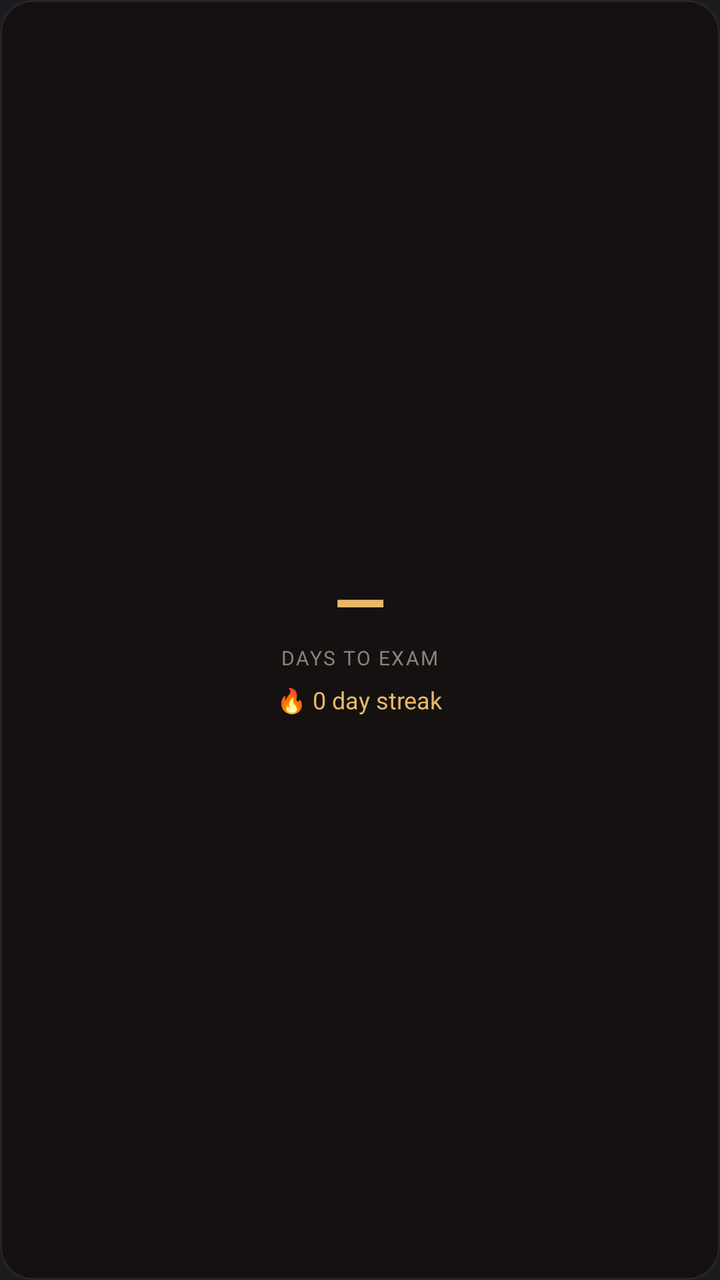
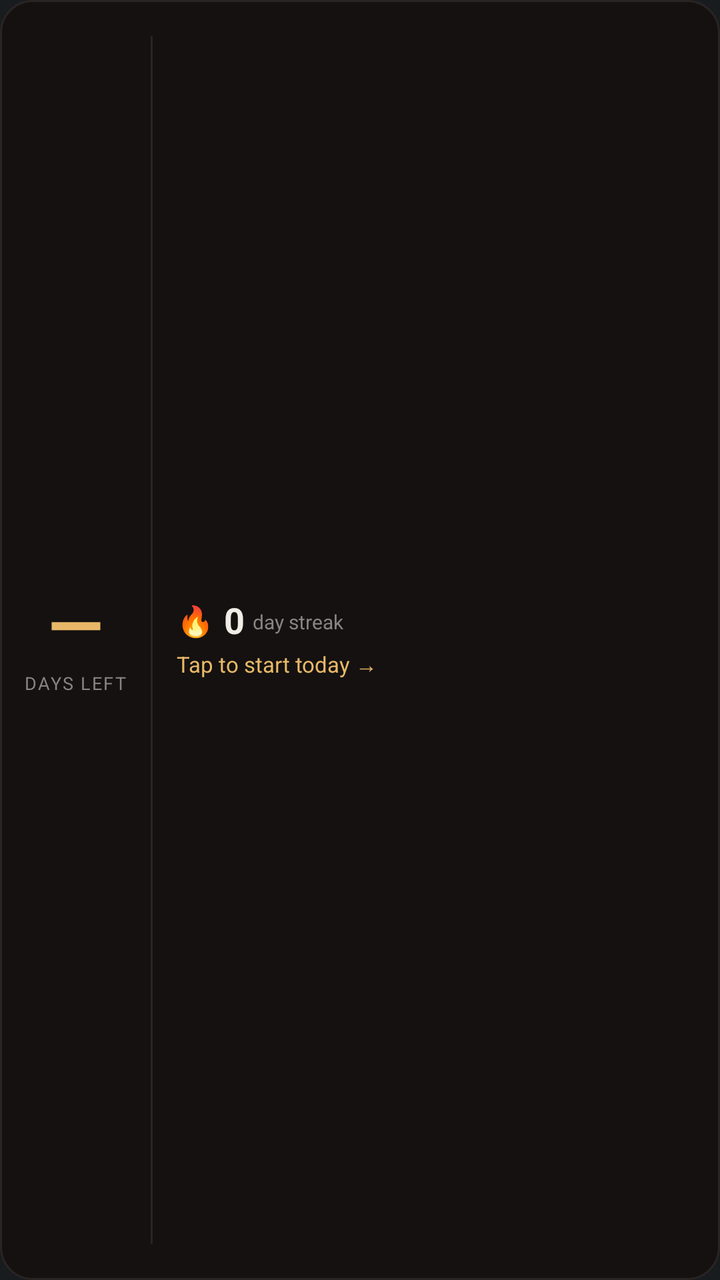

Two renders of the same Android screen: before a commit and after it. Below are the layout's source before the change and the commit's diff.
<!-- AndroidManifest.xml: application theme Theme.MyApplication -->
<!-- res/layout/widget_countdown.xml -->
<?xml version="1.0" encoding="utf-8"?>
<LinearLayout xmlns:android="http://schemas.android.com/apk/res/android"
    xmlns:tools="http://schemas.android.com/tools"
    android:id="@+id/widget_root"
    android:layout_width="match_parent"
    android:layout_height="match_parent"
    android:orientation="vertical"
    android:gravity="center"
    android:background="@drawable/widget_background"
    android:padding="12dp"
    tools:ignore="HardcodedText">

    <TextView
        android:id="@+id/widget_days"
        android:layout_width="wrap_content"
        android:layout_height="wrap_content"
        android:textColor="#E8B869"
        android:textSize="34sp"
        android:textStyle="bold"
        android:includeFontPadding="false"
        android:text="—" />

    <TextView
        android:id="@+id/widget_days_label"
        android:layout_width="wrap_content"
        android:layout_height="wrap_content"
        android:textColor="#8A8380"
        android:textSize="10sp"
        android:letterSpacing="0.08"
        android:text="DAYS TO EXAM" />

    <TextView
        android:id="@+id/widget_streak"
        android:layout_width="wrap_content"
        android:layout_height="wrap_content"
        android:layout_marginTop="6dp"
        android:textColor="#E8B869"
        android:textSize="12sp"
        android:text="🔥 0 day streak" />

</LinearLayout>
<!-- resources referenced by this layout -->
<resources>
  <!-- drawable widget_background (drawable) -->
  <?xml version="1.0" encoding="utf-8"?>
  <shape xmlns:android="http://schemas.android.com/apk/res/android"
      android:shape="rectangle">
      <solid android:color="#141110" />
      <corners android:radius="16dp" />
      <stroke android:width="1dp" android:color="#2A2422" />
  </shape>
  <style name="Theme.MyApplication" parent="android:Theme.DeviceDefault.NoActionBar" />
</resources>

<!-- the commit's change to res/layout/widget_countdown.xml (unified diff, before → after) -->
@@ -4,38 +4,110 @@
     android:id="@+id/widget_root"
     android:layout_width="match_parent"
     android:layout_height="match_parent"
-    android:orientation="vertical"
-    android:gravity="center"
+    android:orientation="horizontal"
+    android:gravity="center_vertical"
     android:background="@drawable/widget_background"
     android:padding="12dp"
     tools:ignore="HardcodedText">
 
-    <TextView
-        android:id="@+id/widget_days"
+    
+    <LinearLayout
         android:layout_width="wrap_content"
         android:layout_height="wrap_content"
-        android:textColor="#E8B869"
-        android:textSize="34sp"
-        android:textStyle="bold"
-        android:includeFontPadding="false"
-        android:text="—" />
+        android:orientation="vertical"
+        android:gravity="center_horizontal">
 
-    <TextView
-        android:id="@+id/widget_days_label"
-        android:layout_width="wrap_content"
+        <TextView
+            android:id="@+id/widget_days"
+            android:layout_width="wrap_content"
+            android:layout_height="wrap_content"
+            android:textColor="#E8B869"
+            android:textSize="36sp"
+            android:textStyle="bold"
+            android:includeFontPadding="false"
+            android:maxLines="1"
+            android:text="—" />
+
+        <TextView
+            android:id="@+id/widget_days_label"
+            android:layout_width="wrap_content"
+            android:layout_height="wrap_content"
+            android:layout_marginTop="1dp"
+            android:textColor="#8A8380"
+            android:textSize="9sp"
+            android:letterSpacing="0.08"
+            android:maxLines="1"
+            android:text="DAYS LEFT" />
+    </LinearLayout>
+
+    
+    <ImageView
+        android:layout_width="1dp"
+        android:layout_height="match_parent"
+        android:layout_marginStart="12dp"
+        android:layout_marginEnd="12dp"
+        android:layout_marginTop="6dp"
+        android:layout_marginBottom="6dp"
+        android:background="#2A2422"
+        android:contentDescription="@null"
+        android:importantForAccessibility="no" />
+
+    
+    <LinearLayout
+        android:layout_width="0dp"
         android:layout_height="wrap_content"
-        android:textColor="#8A8380"
-        android:textSize="10sp"
-        android:letterSpacing="0.08"
-        android:text="DAYS TO EXAM" />
+        android:layout_weight="1"
+        android:orientation="vertical"
+        android:gravity="center_vertical">
 
-    <TextView
-        android:id="@+id/widget_streak"
-        android:layout_width="wrap_content"
-        android:layout_height="wrap_content"
-        android:layout_marginTop="6dp"
-        android:textColor="#E8B869"
-        android:textSize="12sp"
-        android:text="🔥 0 day streak" />
+        <LinearLayout
+            android:layout_width="wrap_content"
+            android:layout_height="wrap_content"
+            android:orientation="horizontal"
+            android:baselineAligned="true"
+            android:gravity="center_vertical">
+
+            <TextView
+                android:id="@+id/widget_streak_emoji"
+                android:layout_width="wrap_content"
+                android:layout_height="wrap_content"
+                android:textSize="15sp"
+                android:includeFontPadding="false"
+                android:text="🔥" />
+
+            <TextView
+                android:id="@+id/widget_streak_num"
+                android:layout_width="wrap_content"
+                android:layout_height="wrap_content"
+                android:layout_marginStart="5dp"
+                android:textColor="#F0ECE6"
+                android:textSize="18sp"
+                android:textStyle="bold"
+                android:includeFontPadding="false"
+                android:maxLines="1"
+                android:text="0" />
+
+            <TextView
+                android:id="@+id/widget_streak_label"
+                android:layout_width="wrap_content"
+                android:layout_height="wrap_content"
+                android:layout_marginStart="4dp"
+                android:textColor="#8A8380"
+                android:textSize="10sp"
+                android:maxLines="1"
+                android:text="day streak" />
+        </LinearLayout>
+
+        <TextView
+            android:id="@+id/widget_cta"
+            android:layout_width="wrap_content"
+            android:layout_height="wrap_content"
+            android:layout_marginTop="3dp"
+            android:textColor="#E8B869"
+            android:textSize="11sp"
+            android:maxLines="1"
+            android:ellipsize="end"
+            android:text="Tap to start today →" />
+    </LinearLayout>
 
 </LinearLayout>
